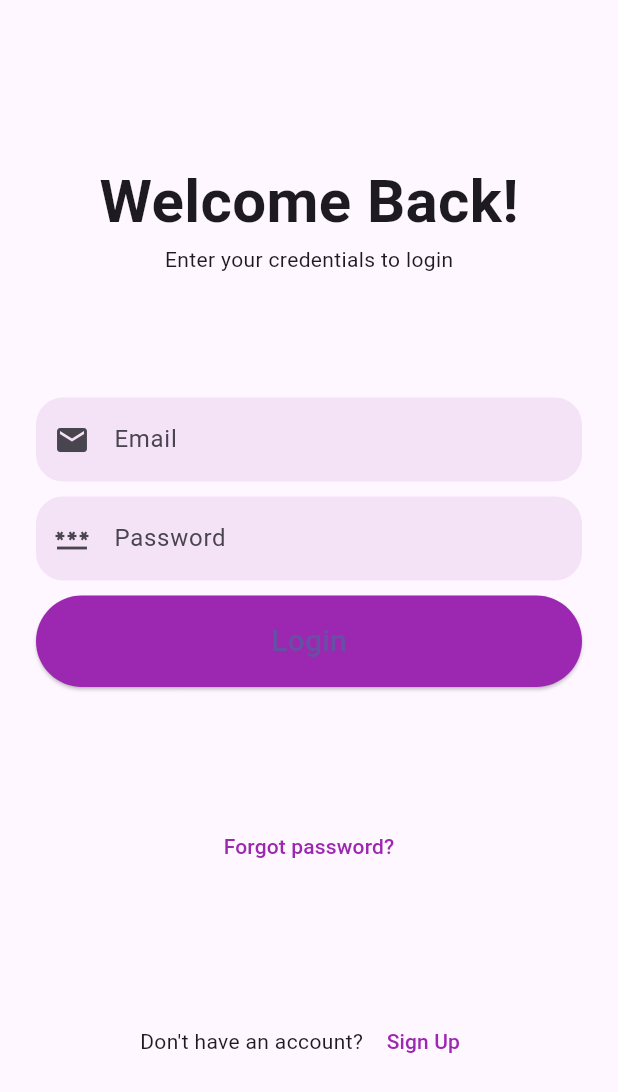
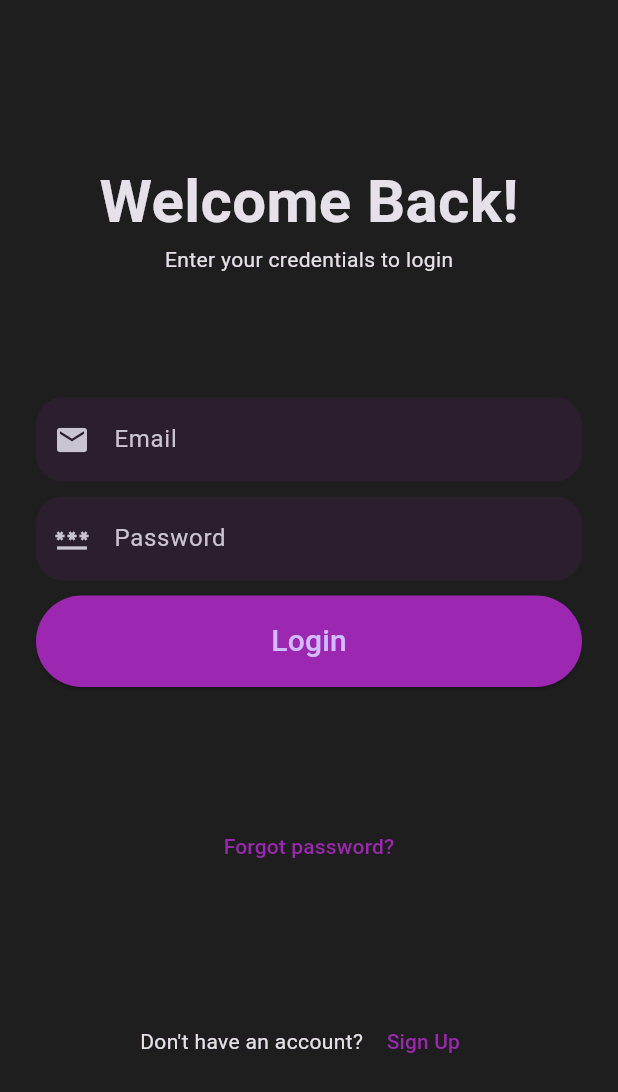
Before and after one commit to AzhaQari/eatery_v2, a Flutter app: the screen it shows after launch, on a phone screen of 412 x 824 dp. Shown: the top 1092 px of the screen. Run offline on Flutter 3.47's test engine with Material 3 defaults, Android fonts, the phone set to English and light mode, and no system bars; our stand-ins replace firebase_auth, firebase_core; missing offline and left inert: algolia; accounts and stored records are empty.

Commit message:
Adds error message to incorrect login, changes login and sign up pages to have dark theme

```diff
--- a/lib/screens/login_screen.dart
+++ b/lib/screens/login_screen.dart
@@ -1,13 +1,24 @@
 import 'package:flutter/material.dart';
 import 'package:firebase_auth/firebase_auth.dart';
+import 'package:eatery/theme.dart';
 
-class LoginPage extends StatelessWidget {
+class LoginPage extends StatefulWidget {
   const LoginPage({Key? key}) : super(key: key);
+
+  @override
+  _LoginPageState createState() => _LoginPageState();
+}
+
+class _LoginPageState extends State<LoginPage> {
+  TextEditingController emailController = TextEditingController();
+  TextEditingController passwordController = TextEditingController();
+  String errorMessage = ''; // Initialize error message variable
 
   @override
   Widget build(BuildContext context) {
     return MaterialApp(
       debugShowCheckedModeBanner: false,
+      theme: darkTheme,
       home: Scaffold(
         body: Container(
           margin: const EdgeInsets.all(24),
@@ -38,9 +49,6 @@ class LoginPage extends StatelessWidget {
   }
 
   Widget _inputField(context) {
-    TextEditingController emailController = TextEditingController();
-    TextEditingController passwordController = TextEditingController();
-
     return Column(
       crossAxisAlignment: CrossAxisAlignment.stretch,
       children: [
@@ -84,10 +92,10 @@ class LoginPage extends StatelessWidget {
               // If successful, navigate to home screen
               Navigator.pushReplacementNamed(context, '/home');
             } catch (e) {
-              // If sign in fails, show error message
-              ScaffoldMessenger.of(context).showSnackBar(
-                SnackBar(content: Text("Failed to sign in: $e")),
-              );
+              // If sign in fails, update error message and redraw UI
+              setState(() {
+                errorMessage = 'Failed to sign in: $e';
+              });
             }
           },
           style: ElevatedButton.styleFrom(
@@ -99,7 +107,13 @@ class LoginPage extends StatelessWidget {
             "Login",
             style: TextStyle(fontSize: 20),
           ),
-        )
+        ),
+        // Display error message if there is one
+        if (errorMessage.isNotEmpty)
+          Text(
+            errorMessage,
+            style: const TextStyle(color: Colors.red),
+          ),
       ],
     );
   }
--- a/lib/screens/signup_screen.dart
+++ b/lib/screens/signup_screen.dart
@@ -1,6 +1,7 @@
 import 'package:flutter/material.dart';
 import 'package:firebase_auth/firebase_auth.dart';
 import 'package:eatery/main.dart';
+import 'package:eatery/theme.dart';
 
 class SignupPage extends StatelessWidget {
   const SignupPage({Key? key}) : super(key: key);
@@ -13,6 +14,7 @@ class SignupPage extends StatelessWidget {
 
     return MaterialApp(
       debugShowCheckedModeBanner: false,
+      theme: darkTheme,
       home: Scaffold(
         body: SingleChildScrollView(
           child: Container(
```
